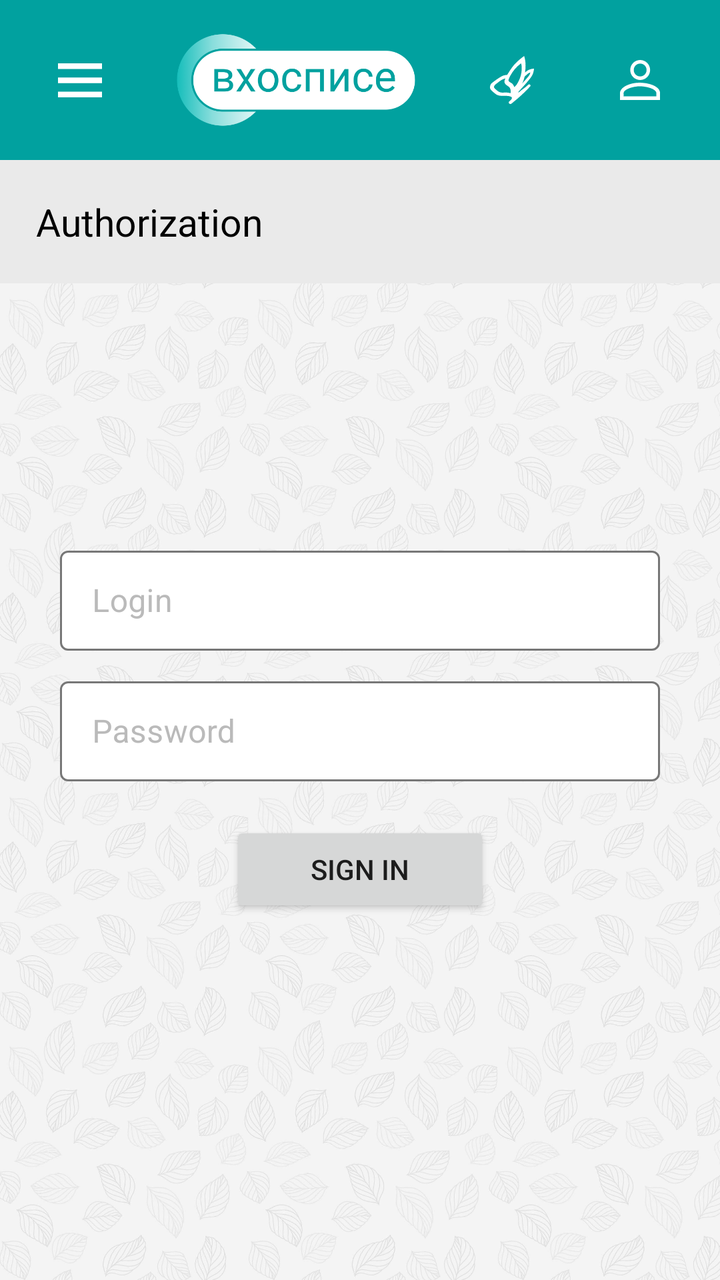
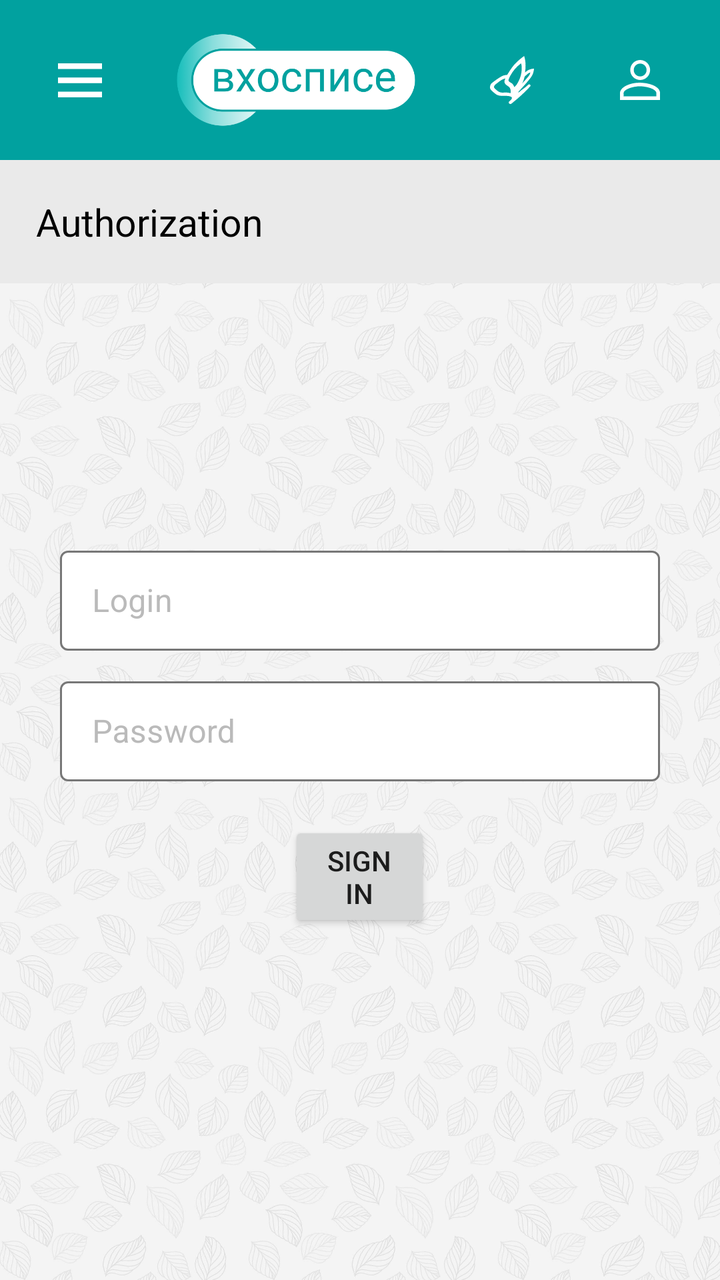

The first picture is an Android layout as it rendered before a commit; the second is the same layout after the commit. The layout source and the unified diff follow.
<!-- AndroidManifest.xml: application theme Theme.FMHAndroid -->
<!-- res/layout/fragment_auth.xml -->
<?xml version="1.0" encoding="utf-8"?>
<LinearLayout xmlns:android="http://schemas.android.com/apk/res/android"
    xmlns:app="http://schemas.android.com/apk/res-auto"
    xmlns:tools="http://schemas.android.com/tools"
    android:layout_width="match_parent"
    android:layout_height="match_parent"
    android:orientation="vertical"
    tools:context=".ui.MainFragment">

    <include
        android:id="@+id/auth_app_bar"
        layout="@layout/top_custom_app_bar"
        android:layout_width="match_parent"
        android:layout_height="wrap_content" />

    <TextView
        android:layout_width="match_parent"
        android:layout_height="wrap_content"
        android:background="@color/bottom_toolbar_background"
        android:minHeight="56dp"
        android:padding="18dp"
        android:text="@string/authorization"
        android:textAlignment="center"
        android:textColor="#000000"
        android:textSize="19sp" />

    <RelativeLayout
        android:layout_width="match_parent"
        android:layout_height="match_parent">

        <ImageView
            android:layout_width="wrap_content"
            android:layout_height="wrap_content"
            android:contentDescription="@string/app_background_image"
            android:scaleType="centerCrop"
            android:src="@drawable/app_background_4000x4000" />

        <androidx.constraintlayout.widget.ConstraintLayout
            android:layout_width="match_parent"
            android:layout_height="match_parent">

            <com.google.android.material.textfield.TextInputLayout
                android:id="@+id/login_text_input_layout"
                style="@style/TextInputLayoutOutlinedBox"
                android:layout_width="match_parent"
                android:layout_height="wrap_content"
                android:layout_marginHorizontal="30dp"
                android:layout_marginBottom="10dp"
                android:hint="@string/login"
                android:textColorHint="#BABABA"
                app:boxBackgroundColor="@color/white"
                app:layout_constraintBottom_toTopOf="@id/password_text_input_layout"
                app:layout_constraintEnd_toEndOf="parent"
                app:layout_constraintStart_toStartOf="parent">

                <com.google.android.material.textfield.TextInputEditText
                    android:id="@+id/login_edit_text"
                    android:layout_width="match_parent"
                    android:layout_height="50dp"
                    android:inputType="text" />
            </com.google.android.material.textfield.TextInputLayout>

            <com.google.android.material.textfield.TextInputLayout
                android:id="@+id/password_text_input_layout"
                style="@style/TextInputLayoutOutlinedBox"
                android:layout_width="match_parent"
                android:layout_height="wrap_content"
                android:layout_marginHorizontal="30dp"
                android:layout_marginTop="-56dp"
                android:hint="@string/password"
                android:textColorHint="#BABABA"
                app:boxBackgroundColor="@color/white"
                app:layout_constraintBottom_toBottomOf="parent"
                app:layout_constraintEnd_toEndOf="parent"
                app:layout_constraintStart_toStartOf="parent"
                app:layout_constraintTop_toTopOf="parent">

                <com.google.android.material.textfield.TextInputEditText
                    android:id="@+id/password_edit_text"
                    android:layout_width="match_parent"
                    android:layout_height="50dp"
                    android:inputType="textPassword" />
            </com.google.android.material.textfield.TextInputLayout>

            <FrameLayout
                android:id="@+id/enter_button_container"
                android:layout_width="wrap_content"
                android:layout_height="wrap_content"
                android:layout_marginTop="20dp"
                android:minWidth="130dp"
                app:layout_constraintEnd_toEndOf="parent"
                app:layout_constraintStart_toStartOf="parent"
                app:layout_constraintTop_toBottomOf="@id/password_text_input_layout">

                <Button
                    android:id="@+id/enter_button"
                    android:layout_width="wrap_content"
                    android:layout_height="wrap_content"
                    android:layout_gravity="center"
                    android:contentDescription="@string/save"
                    android:minWidth="130dp"
                    android:text="@string/sign_in" />

                <com.google.android.material.progressindicator.CircularProgressIndicator
                    android:id="@+id/enter_button_progress"
                    android:layout_width="wrap_content"
                    android:layout_height="wrap_content"
                    android:layout_gravity="center"
                    android:indeterminate="true"
                    android:visibility="gone"
                    app:indicatorColor="@color/white"
                    app:indicatorSize="24dp"
                    app:trackThickness="3dp" />
            </FrameLayout>
        </androidx.constraintlayout.widget.ConstraintLayout>
    </RelativeLayout>
</LinearLayout>
<!-- res/layout/top_custom_app_bar.xml (included above) -->
<?xml version="1.0" encoding="utf-8"?>

<androidx.constraintlayout.widget.ConstraintLayout xmlns:android="http://schemas.android.com/apk/res/android"
    xmlns:app="http://schemas.android.com/apk/res-auto"
    xmlns:tools="http://schemas.android.com/tools"
    android:layout_width="match_parent"
    android:layout_height="wrap_content"
    android:background="@color/primary"
    android:padding="@dimen/card_view_padding">

    <ImageButton
        android:id="@+id/main_menu_image_button"
        android:layout_width="48dp"
        android:layout_height="48dp"
        android:layout_gravity="start"
        android:background="?android:attr/selectableItemBackground"
        android:contentDescription="@string/main_menu"
        android:src="@drawable/ic_main_menu_button"
        app:layout_constraintBottom_toBottomOf="parent"
        app:layout_constraintStart_toStartOf="parent"
        app:layout_constraintTop_toTopOf="parent" />

    <TextView
        android:id="@+id/custom_app_bar_title_text_view"
        style="@style/TopAppBarTitle"
        android:layout_width="wrap_content"
        android:layout_height="wrap_content"
        android:text="@string/app_tool_bar_title"
        android:visibility="gone"
        app:layout_constraintEnd_toStartOf="@id/our_mission_image_button"
        app:layout_constraintStart_toEndOf="@id/main_menu_image_button"
        app:layout_constraintTop_toTopOf="parent" />

    <TextView
        android:id="@+id/custom_app_bar_sub_title_text_view"
        style="@style/TopAppBarSubTitle"
        android:layout_width="wrap_content"
        android:layout_height="wrap_content"
        android:text="@string/app_tool_bar_subtitle"
        android:visibility="gone"
        app:layout_constraintEnd_toEndOf="@id/custom_app_bar_title_text_view"
        app:layout_constraintStart_toStartOf="@id/custom_app_bar_title_text_view"
        app:layout_constraintTop_toBottomOf="@id/custom_app_bar_title_text_view" />

    <ImageView
        android:id="@+id/trademark_image_view"
        android:layout_width="0dp"
        android:layout_height="0dp"
        android:src="@drawable/in_hospice_trademark"
        android:visibility="visible"
        app:layout_constraintBottom_toBottomOf="parent"
        app:layout_constraintEnd_toStartOf="@+id/our_mission_image_button"
        app:layout_constraintStart_toEndOf="@+id/main_menu_image_button"
        app:layout_constraintTop_toTopOf="parent"
        tools:ignore="ContentDescription" />

    <ImageButton
        android:id="@+id/authorization_image_button"
        android:layout_width="48dp"
        android:layout_height="48dp"
        android:background="?android:attr/selectableItemBackground"
        android:contentDescription="@string/authorization"
        android:src="@drawable/ic_authorization"
        app:layout_constraintBottom_toBottomOf="parent"
        app:layout_constraintEnd_toEndOf="parent"
        app:layout_constraintTop_toTopOf="parent" />

    <ImageButton
        android:id="@+id/our_mission_image_button"
        android:layout_width="48dp"
        android:layout_height="48dp"
        android:layout_marginEnd="16dp"
        android:background="?android:attr/selectableItemBackground"
        android:contentDescription="@string/our_mission"
        android:src="@drawable/ic_our_mission_21x23"
        app:layout_constraintBottom_toBottomOf="parent"
        app:layout_constraintEnd_toStartOf="@+id/authorization_image_button"
        app:layout_constraintTop_toTopOf="parent" />

</androidx.constraintlayout.widget.ConstraintLayout>
<!-- resources referenced by this layout -->
<resources>
  <color name="bottom_toolbar_background">#EAEAEA</color>
  <color name="primary">#01A19F</color>
  <color name="white">#FFFFFFFF</color>
  <dimen name="card_view_padding">16dp</dimen>
  <!-- drawable ic_main_menu_button (drawable) -->
  <vector xmlns:android="http://schemas.android.com/apk/res/android"
      android:width="22dp"
      android:height="17dp"
      android:viewportWidth="22"
      android:viewportHeight="17">
    <path
        android:pathData="M0,2.869V0H21.9991V2.8693L0,2.869Z"
        android:fillColor="#ffffff"/>
    <path
        android:pathData="M0.0006,16.9997V14.1292H21.9988V17L0.0006,16.9997Z"
        android:fillColor="#ffffff"/>
    <path
        android:pathData="M0.0024,9.93V7.0668H22V9.9306L0.0024,9.93Z"
        android:fillColor="#ffffff"/>
  </vector>
  <string name="app_background_image">app background image</string>
  <string name="app_tool_bar_subtitle">HOSPIS</string>
  <string name="app_tool_bar_title">First Moscow</string>
  <string name="authorization">Authorization</string>
  <string name="login">Login</string>
  <string name="main_menu">Main menu</string>
  <string name="our_mission">Our Mission</string>
  <string name="password">Password</string>
  <string name="save">Save</string>
  <string name="sign_in">Sign in</string>
  <style name="TextInputLayoutOutlinedBox" parent="Widget.MaterialComponents.TextInputLayout.OutlinedBox">
          <item name="boxStrokeColor">@color/execution_priority_low</item>
      </style>
  <style name="TopAppBarSubTitle">
          <item name="android:textSize">26sp</item>
          <item name="android:textAlignment">center</item>
          <item name="android:textColor">@color/white</item>
      </style>
  <style name="TopAppBarTitle">
          <item name="android:textSize">12sp</item>
          <item name="android:textAlignment">center</item>
          <item name="android:textColor">@color/white</item>
      </style>
  <style name="Theme.FMHAndroid" parent="Theme.MaterialComponents.DayNight.NoActionBar">
          
          <item name="colorPrimary">@color/primary</item>
          <item name="colorPrimaryVariant">@color/primary</item>
          <item name="colorOnPrimary">@color/white</item>
  
          
          <item name="colorSecondary">@color/teal_200</item>
          <item name="colorSecondaryVariant">@color/teal_700</item>
          <item name="colorOnSecondary">@color/black</item>
          
          <item name="android:statusBarColor" tools:targetApi="l">@color/primary</item>
          <item name="android:navigationBarColor" tools:targetApi="l">@android:color/transparent</item>
          <item name="android:windowLightStatusBar" tools:targetApi="m">false</item>
          <item name="android:windowLightNavigationBar" tools:targetApi="o_mr1">true</item>
      </style>
  <color name="execution_priority_low">#01A19F</color>
  <color name="teal_200">#FF03DAC5</color>
  <color name="teal_700">#FF018786</color>
  <color name="black">#DD000000</color>
</resources>

<!-- the commit's change to res/layout/fragment_auth.xml (unified diff, before → after) -->
@@ -94,7 +94,7 @@
 
                 <Button
                     android:id="@+id/enter_button"
-                    android:layout_width="wrap_content"
+                    android:layout_width="71dp"
                     android:layout_height="wrap_content"
                     android:layout_gravity="center"
                     android:contentDescription="@string/save"
